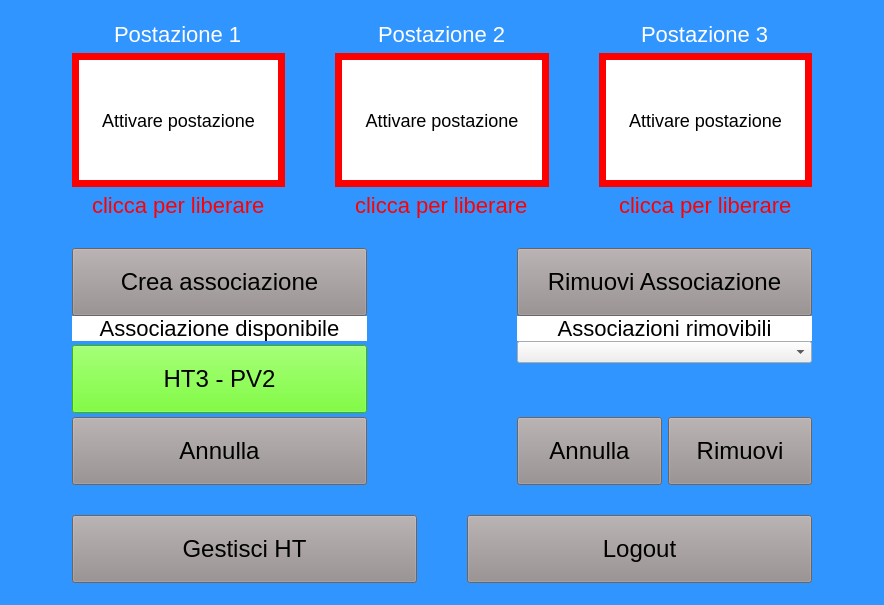
giuseppedifatta/sistemaSeggio, file mainwindowseggio.ui: the form before one commit.
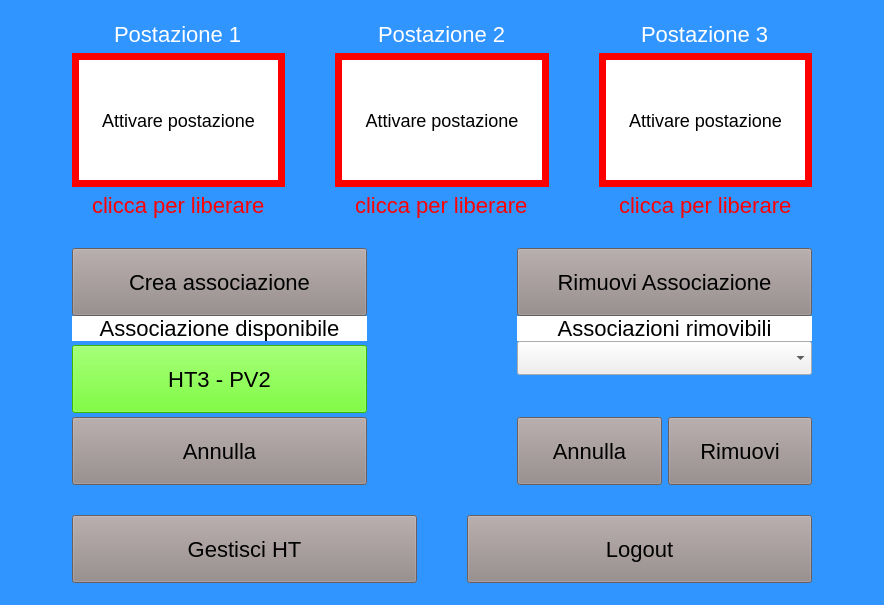
The form after the commit. The open tabs and pages were chosen to show the change.

Commit message: risolti alcuni bug interfaccia gestione seggio

The edit to the form file:
```diff
--- a/mainwindowseggio.ui
+++ b/mainwindowseggio.ui
@@ -23,6 +23,36 @@
 background-color: rgb(49, 149, 255);
 }
 
+.QPushButton {
+background-color:rgb(146, 134, 134);
+font-size: 22px bold sans serif;
+text-align:center;
+vertical-align:middle;
+min-height:60px;
+color:black;
+}
+.QPushButton:disabled{
+background-color: rgb(49, 149, 255);
+font-size: 22px bold sans serif;
+text-align:center;
+vertical-align:middle;
+min-height:60px;
+color: rgb(108, 108, 108);
+
+}
+
+
+.QComboBox{
+font:18px bold sans serif;
+}
+
+
+
+.QMessageBox{
+background-color: rgb(49, 149, 255);
+}
+
+
 .QLabel {
 color: white;
 font-size: 22px bold sans serif;
@@ -33,16 +63,6 @@
 background-color: white;
 }
 
-.QPushButton {
-background-color:rgb(146, 134, 134);
-background-color: rgb(148, 140, 140);
-font-size: 24px bold sans serif;
-text-align:center;
-vertical-align:middle;
-min-height:60px;
-color:black;
-}
-
 QPushButton#pv1_button{
 width:180; 
 height:120;
@@ -603,7 +623,13 @@
              </sizepolicy>
             </property>
             <property name="font">
-             <font/>
+             <font>
+              <family>12 sans serif</family>
+              <pointsize>-1</pointsize>
+              <weight>50</weight>
+              <italic>false</italic>
+              <bold>false</bold>
+             </font>
             </property>
             <property name="styleSheet">
              <string notr="true"/>
```
Left out of the diff: 12 changed lines with no effect on the pictures. The commit also changes 2 other files.
